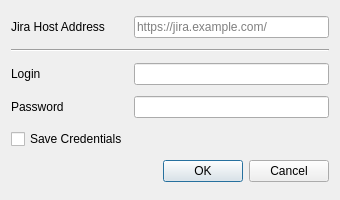
The window that resources/login_screen.ui (citizen-stig/pyjtt) describes before a commit, drawn with Qt 5.
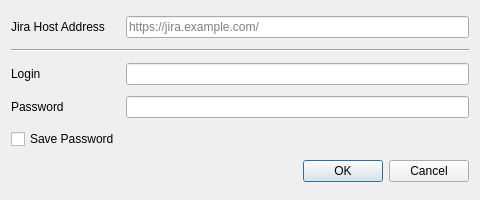
The same window after the commit. Icons and pictures are not drawn.

Patch:
```diff
--- a/resources/login_screen.ui
+++ b/resources/login_screen.ui
@@ -6,19 +6,19 @@
    <rect>
     <x>0</x>
     <y>0</y>
-    <width>340</width>
+    <width>480</width>
     <height>200</height>
    </rect>
   </property>
   <property name="minimumSize">
    <size>
-    <width>340</width>
+    <width>480</width>
     <height>200</height>
    </size>
   </property>
   <property name="maximumSize">
    <size>
-    <width>340</width>
+    <width>640</width>
     <height>200</height>
    </size>
   </property>
@@ -39,8 +39,8 @@
    </item>
    <item row="0" column="1">
     <widget class="QLineEdit" name="lineEditHostAddress">
-     <property name="inputMask">
-      <string/>
+     <property name="inputMethodHints">
+      <set>Qt::ImhNone</set>
      </property>
      <property name="placeholderText">
       <string>https://jira.example.com/</string>
@@ -84,15 +84,21 @@
       <string>Credentials will be saved in plain text!</string>
      </property>
      <property name="text">
-      <string>Save Credentials</string>
+      <string>Save Password</string>
      </property>
     </widget>
    </item>
    <item row="5" column="1">
     <widget class="QDialogButtonBox" name="buttonBox">
+     <property name="orientation">
+      <enum>Qt::Horizontal</enum>
+     </property>
      <property name="standardButtons">
       <set>QDialogButtonBox::Cancel|QDialogButtonBox::Ok</set>
      </property>
+     <property name="centerButtons">
+      <bool>false</bool>
+     </property>
     </widget>
    </item>
   </layout>
```
Left out of the diff: 6 changed lines with no effect on the pictures.
